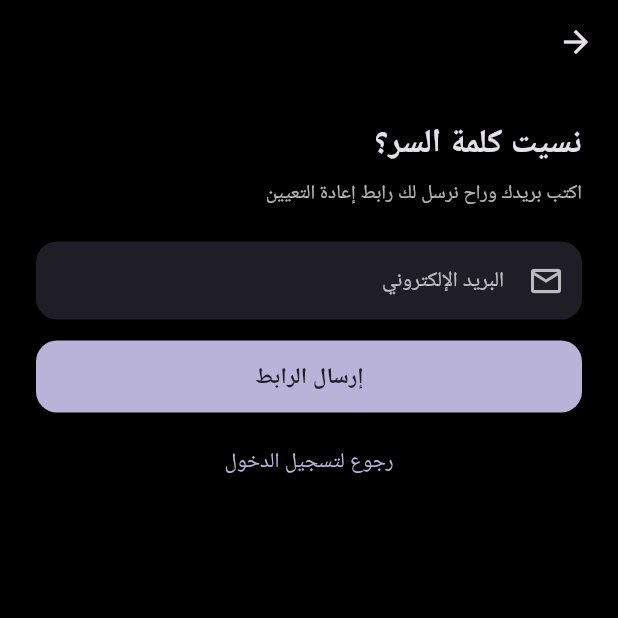
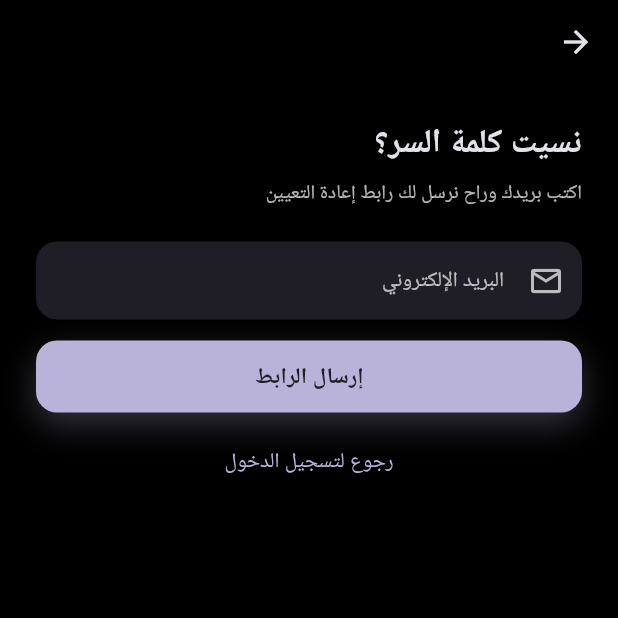
Before and after one commit to karrarkoqw4v-ux/-, a Flutter app: the screen it shows after launch, after a tap on "نسيت كلمة السر؟", on a phone screen of 412 x 824 dp, the top half of it. Run offline on Flutter 3.47's test engine with Material 3 defaults, Android fonts, the phone set to English and light mode, and no system bars; our stand-ins replace flutter_local_notifications, image_cropper, image_picker, shared_preferences, video_player.

Commit message:
Professional login design: glass blur card, press-scale animations, focus glow, smooth fade transitions
Co-Authored-By: Claude Sonnet 5 <noreply@anthropic.com>
Claude-Session: https://claude.ai/code/session_01N6c9u912eeEXPPBNT32Pm8

```diff
--- a/app/lib/login_screen.dart
+++ b/app/lib/login_screen.dart
@@ -46,7 +46,7 @@ class _LoginScreenState extends State<LoginScreen> {
     try {
       await Api.login(_email.text.trim(), _pass.text);
       if (!mounted) return;
-      Navigator.of(context).pushReplacement(MaterialPageRoute(builder: (_) => const FeedScreen()));
+      Navigator.of(context).pushReplacement(fadeRoute(const FeedScreen()));
     } on ApiException catch (e) {
       setState(() => _error = e.message);
     } catch (_) {
@@ -84,19 +84,18 @@ class _LoginScreenState extends State<LoginScreen> {
               left: 0,
               right: 0,
               bottom: kb,
-              child: Container(
+              child: GlassCard(
                 padding: const EdgeInsets.fromLTRB(24, 24, 24, 22),
-                decoration: BoxDecoration(
-                  color: const Color(0xFF161618),
-                  borderRadius: const BorderRadius.vertical(top: Radius.circular(30)),
-                  border: Border.all(color: Colors.white10),
-                ),
                 child: Form(
                   key: _form,
                   child: Column(mainAxisSize: MainAxisSize.min, crossAxisAlignment: CrossAxisAlignment.start, children: [
                     const Text('تسجيل الدخول', style: TextStyle(fontSize: 18, fontWeight: FontWeight.w800)),
                     const SizedBox(height: 14),
-                    TextFormField(
+                    AnimatedScale(
+                      scale: _emailFocus.hasFocus ? 1.015 : 1,
+                      duration: const Duration(milliseconds: 180),
+                      curve: Curves.easeOut,
+                      child: TextFormField(
                         controller: _email,
                         focusNode: _emailFocus,
                         keyboardType: TextInputType.emailAddress,
@@ -105,8 +104,13 @@ class _LoginScreenState extends State<LoginScreen> {
                         decoration: const InputDecoration(hintText: 'البريد الإلكتروني', prefixIcon: Icon(Icons.mail_outline)),
                         validator: (v) => RegExp(r'^[^@\s]+@[^@\s]+\.[^@\s]+$').hasMatch(v?.trim() ?? '') ? null : 'اكتب بريد إلكتروني صحيح',
                       ),
+                    ),
                     const SizedBox(height: 10),
-                    TextFormField(
+                    AnimatedScale(
+                      scale: _passFocus.hasFocus ? 1.015 : 1,
+                      duration: const Duration(milliseconds: 180),
+                      curve: Curves.easeOut,
+                      child: TextFormField(
                         controller: _pass,
                         focusNode: _passFocus,
                         obscureText: _hide,
@@ -119,21 +123,33 @@ class _LoginScreenState extends State<LoginScreen> {
                         ),
                         validator: (v) => (v ?? '').isEmpty ? 'اكتب كلمة السر' : null,
                       ),
+                    ),
                     Align(
                       alignment: AlignmentDirectional.centerStart,
-                      child: TextButton(
-                        onPressed: () => Navigator.push(context, MaterialPageRoute(builder: (_) => const ForgotScreen())),
-                        child: const Text('نسيت كلمة السر؟', style: TextStyle(fontSize: 13, color: brand)),
+                      child: PressScale(
+                        onTap: () => Navigator.push(context, fadeRoute(const ForgotScreen())),
+                        child: const Padding(
+                          padding: EdgeInsets.symmetric(vertical: 10),
+                          child: Text('نسيت كلمة السر؟', style: TextStyle(fontSize: 13, color: brand)),
                         ),
                       ),
-                    if (_error != null) Padding(padding: const EdgeInsets.only(bottom: 8), child: Text(_error!, style: const TextStyle(color: Color(0xFFFFB84D)))),
+                    ),
+                    AnimatedSize(
+                      duration: const Duration(milliseconds: 180),
+                      child: _error == null
+                          ? const SizedBox.shrink()
+                          : Padding(padding: const EdgeInsets.only(bottom: 8), child: Text(_error!, style: const TextStyle(color: Color(0xFFFFB84D)))),
+                    ),
                     GradientButton(text: 'دخول ومتابعة', loading: _loading, onPressed: _submit),
                     const Divider(height: 28, color: Colors.white10),
                     Row(mainAxisAlignment: MainAxisAlignment.center, children: [
                       const Text('ما عندك حساب؟', style: TextStyle(fontSize: 13, color: Colors.white70)),
-                      TextButton(
-                        onPressed: () => Navigator.push(context, MaterialPageRoute(builder: (_) => const RegisterScreen())),
-                        child: const Text('إنشاء حساب', style: TextStyle(fontSize: 14, fontWeight: FontWeight.bold, color: brand)),
+                      PressScale(
+                        onTap: () => Navigator.push(context, fadeRoute(const RegisterScreen())),
+                        child: const Padding(
+                          padding: EdgeInsets.symmetric(horizontal: 8, vertical: 10),
+                          child: Text('إنشاء حساب', style: TextStyle(fontSize: 14, fontWeight: FontWeight.bold, color: brand)),
+                        ),
                       ),
                     ]),
                   ]),
--- a/app/lib/register_screen.dart
+++ b/app/lib/register_screen.dart
@@ -73,7 +73,7 @@ class _RegisterScreenState extends State<RegisterScreen> {
     try {
       await Api.register(name: _name.text.trim(), username: _user.text.trim().toLowerCase(), email: _email.text.trim(), password: _pass.text, avatar: _avatar);
       if (!mounted) return;
-      Navigator.of(context).pushAndRemoveUntil(MaterialPageRoute(builder: (_) => const FeedScreen()), (_) => false);
+      Navigator.of(context).pushAndRemoveUntil(fadeRoute(const FeedScreen()), (_) => false);
     } on ApiException catch (e) {
       setState(() {
         if (e.field == 'username') _userError = e.message; else _serverError = e.message;
--- a/app/lib/theme.dart
+++ b/app/lib/theme.dart
@@ -1,3 +1,4 @@
+import 'dart:ui';
 import 'package:flutter/material.dart';
 
 const brand = Color(0xFFB9B3D9); // لافندر هادئ (نمط 6)
@@ -30,6 +31,40 @@ ThemeData buildTheme() => ThemeData(
       ),
     );
 
+/// يصغّر أي ويدجت شوي لما تنضغط ويرجعها بحركة ناعمة — إحساس "زر حقيقي"
+/// بدل اللمعة الافتراضية فقط.
+class PressScale extends StatefulWidget {
+  final Widget child;
+  final VoidCallback? onTap;
+  final double downScale;
+  const PressScale({super.key, required this.child, this.onTap, this.downScale = 0.96});
+  @override
+  State<PressScale> createState() => _PressScaleState();
+}
+
+class _PressScaleState extends State<PressScale> {
+  bool _down = false;
+  void _set(bool v) {
+    if (widget.onTap == null) return;
+    setState(() => _down = v);
+  }
+
+  @override
+  Widget build(BuildContext context) => GestureDetector(
+        behavior: HitTestBehavior.opaque,
+        onTap: widget.onTap,
+        onTapDown: (_) => _set(true),
+        onTapUp: (_) => _set(false),
+        onTapCancel: () => _set(false),
+        child: AnimatedScale(
+          scale: _down ? widget.downScale : 1,
+          duration: const Duration(milliseconds: 110),
+          curve: Curves.easeOut,
+          child: AnimatedOpacity(opacity: _down ? .88 : 1, duration: const Duration(milliseconds: 110), child: widget.child),
+        ),
+      );
+}
+
 class GradientButton extends StatelessWidget {
   final String text;
   final VoidCallback? onPressed;
@@ -37,29 +72,64 @@ class GradientButton extends StatelessWidget {
   final bool pill; // زر دائري بالكامل
   const GradientButton({super.key, required this.text, this.onPressed, this.loading = false, this.pill = false});
   @override
-  Widget build(BuildContext context) => SizedBox(
-        width: double.infinity,
-        height: 48,
-        child: DecoratedBox(
+  Widget build(BuildContext context) => PressScale(
+        onTap: loading ? null : onPressed,
+        child: Container(
+          width: double.infinity,
+          height: 48,
+          alignment: Alignment.center,
           decoration: BoxDecoration(
-            gradient: const LinearGradient(colors: [brand, brand]),
+            color: brand,
             borderRadius: BorderRadius.circular(pill ? 30 : 14),
-
+            boxShadow: [BoxShadow(color: brand.withOpacity(.28), blurRadius: 18, offset: const Offset(0, 8))],
           ),
-          child: ElevatedButton(
-            onPressed: loading ? null : onPressed,
-            style: ElevatedButton.styleFrom(
-              backgroundColor: Colors.transparent,
-              shadowColor: Colors.transparent,
-              shape: RoundedRectangleBorder(borderRadius: BorderRadius.circular(pill ? 30 : 14)),
-            ),
+          child: AnimatedSwitcher(
+            duration: const Duration(milliseconds: 180),
             child: loading
-                ? const SizedBox(width: 22, height: 22, child: CircularProgressIndicator(strokeWidth: 2.4, color: onBrand))
-                : Text(text, style: const TextStyle(fontSize: 15, fontWeight: FontWeight.bold, color: onBrand)),
+                ? const SizedBox(key: ValueKey('spin'), width: 22, height: 22, child: CircularProgressIndicator(strokeWidth: 2.4, color: onBrand))
+                : Text(text, key: const ValueKey('txt'), style: const TextStyle(fontSize: 15, fontWeight: FontWeight.bold, color: onBrand)),
           ),
         ),
       );
 }
+
+/// بطاقة زجاجية: شفافة وضبابية، الخلفية المتحركة خلفها تبان بوضوح خفيف.
+class GlassCard extends StatelessWidget {
+  final Widget child;
+  final BorderRadius borderRadius;
+  final EdgeInsetsGeometry padding;
+  const GlassCard({super.key, required this.child, this.borderRadius = const BorderRadius.vertical(top: Radius.circular(30)), this.padding = const EdgeInsets.all(24)});
+  @override
+  Widget build(BuildContext context) => ClipRRect(
+        borderRadius: borderRadius,
+        child: BackdropFilter(
+          filter: ImageFilter.blur(sigmaX: 18, sigmaY: 18),
+          child: Container(
+            padding: padding,
+            decoration: BoxDecoration(
+              color: Colors.white.withOpacity(.07),
+              borderRadius: borderRadius,
+              border: Border.all(color: Colors.white.withOpacity(.14)),
+            ),
+            child: child,
+          ),
+        ),
+      );
+}
+
+/// تنقّل بحركة تلاشي وانزلاق خفيف بدل القفزة المفاجئة بين الشاشات.
+Route<T> fadeRoute<T>(Widget page) => PageRouteBuilder<T>(
+      transitionDuration: const Duration(milliseconds: 320),
+      reverseTransitionDuration: const Duration(milliseconds: 260),
+      pageBuilder: (_, __, ___) => page,
+      transitionsBuilder: (_, anim, __, child) {
+        final curved = CurvedAnimation(parent: anim, curve: Curves.easeOutCubic);
+        return FadeTransition(
+          opacity: curved,
+          child: SlideTransition(position: Tween(begin: const Offset(0, .04), end: Offset.zero).animate(curved), child: child),
+        );
+      },
+    );
 
 class AuthLogo extends StatelessWidget {
   const AuthLogo({super.key});
```
Also changed, not shown: mockups/final/01-idle.png (added), mockups/final/02-typing-focused.png (added), mockups/final/03-button-pressed.png (added), 1 other file. Lines whose indentation alone changed are shown as unchanged.
